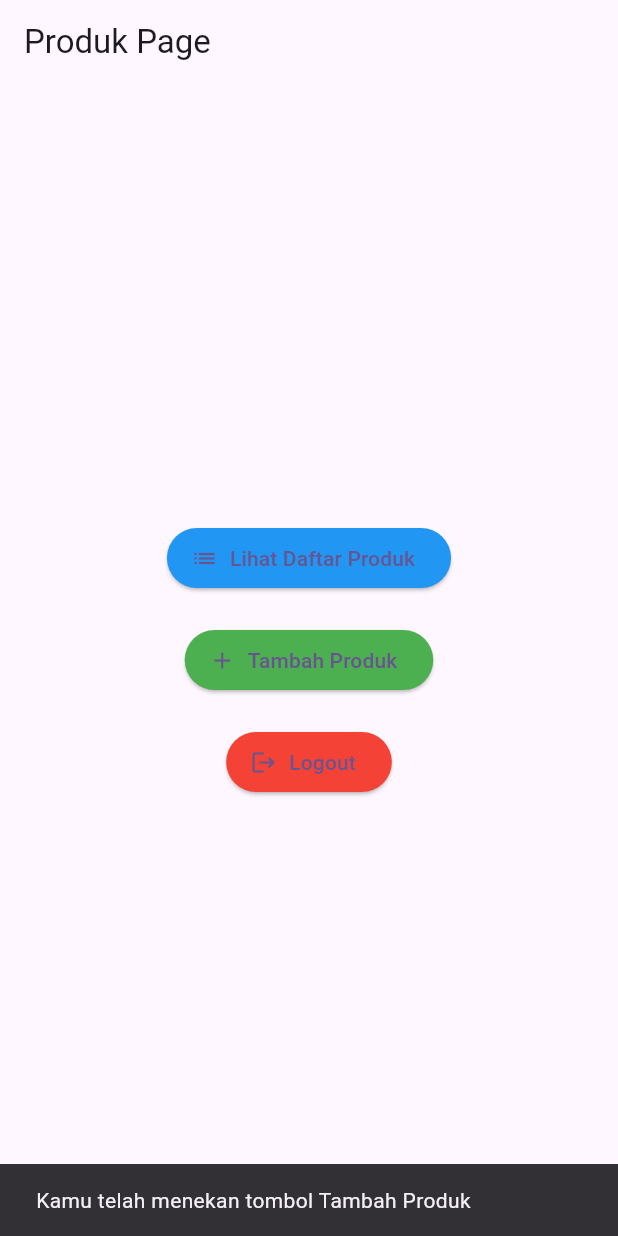
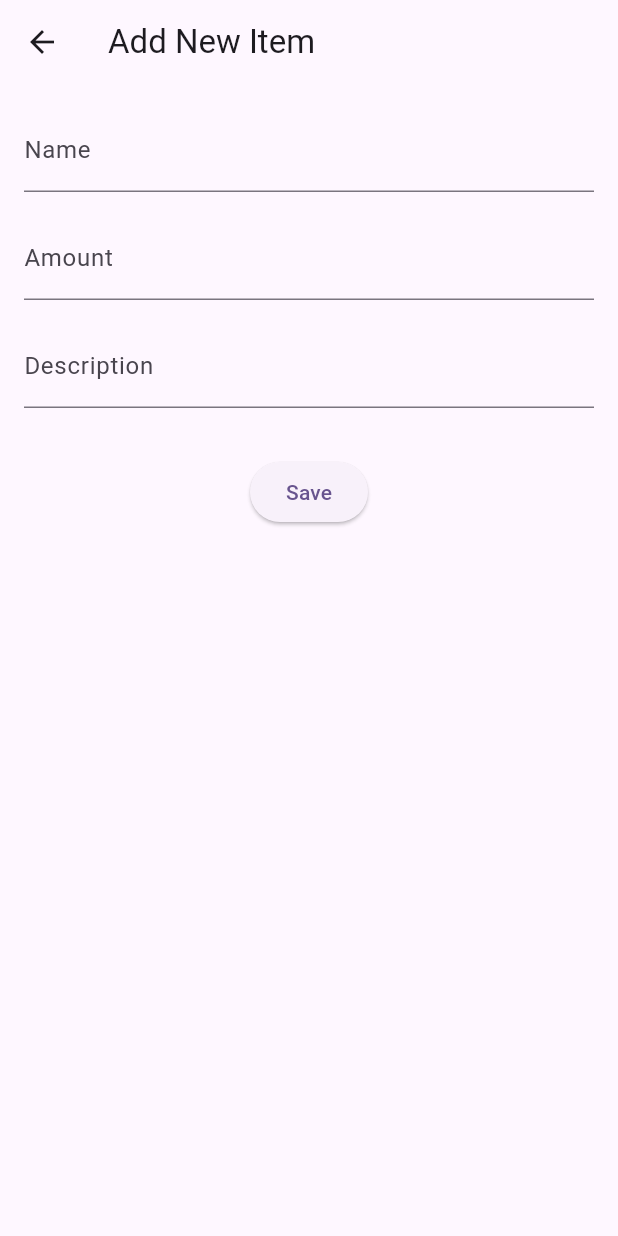
Before and after one commit to PeterP535/uap-shop-mobile, a Flutter app: the screen it shows after launch, after a tap on "Tambah Produk", on a phone screen of 412 x 824 dp. Run offline on Flutter 3.47's test engine with Material 3 defaults, Android fonts, the phone set to English and light mode, and no system bars.

Commit message:
tugas done

```diff
--- /dev/null
+++ b/lib/add_item_form.dart
@@ -0,0 +1,115 @@
+import 'package:flutter/material.dart';
+
+class AddItemForm extends StatefulWidget {
+  const AddItemForm({super.key});
+
+  @override
+  State<AddItemForm> createState() => _AddItemFormState();
+}
+
+class _AddItemFormState extends State<AddItemForm> {
+  final _formKey = GlobalKey<FormState>();
+  final _nameController = TextEditingController();
+  final _amountController = TextEditingController();
+  final _descriptionController = TextEditingController();
+
+  @override
+  void dispose() {
+    _nameController.dispose();
+    _amountController.dispose();
+    _descriptionController.dispose();
+    super.dispose();
+  }
+
+  void _saveItem() {
+    if (_formKey.currentState!.validate()) {
+      showDialog(
+        context: context,
+        builder: (context) => AlertDialog(
+          title: const Text("Item Details"),
+          content: Column(
+            mainAxisSize: MainAxisSize.min,
+            crossAxisAlignment: CrossAxisAlignment.start,
+            children: [
+              Text("Name: ${_nameController.text}"),
+              Text("Amount: ${_amountController.text}"),
+              Text("Description: ${_descriptionController.text}"),
+            ],
+          ),
+          actions: [
+            TextButton(
+              onPressed: () => Navigator.of(context).pop(),
+              child: const Text("OK"),
+            ),
+          ],
+        ),
+      );
+    }
+  }
+
+  @override
+  Widget build(BuildContext context) {
+    return Scaffold(
+      appBar: AppBar(
+        title: const Text("Add New Item"),
+        leading: IconButton(
+          icon: const Icon(Icons.arrow_back),
+          onPressed: () {
+            Navigator.of(context).pop();
+          },
+        ),
+      ),
+      body: Padding(
+        padding: const EdgeInsets.all(16.0),
+        child: Form(
+          key: _formKey,
+          child: Column(
+            children: [
+              TextFormField(
+                controller: _nameController,
+                decoration: const InputDecoration(labelText: "Name"),
+                validator: (value) {
+                  if (value == null || value.isEmpty) {
+                    return "Name cannot be empty";
+                  }
+                  return null;
+                },
+              ),
+              const SizedBox(height: 16),
+              TextFormField(
+                controller: _amountController,
+                decoration: const InputDecoration(labelText: "Amount"),
+                keyboardType: TextInputType.number,
+                validator: (value) {
+                  if (value == null || value.isEmpty) {
+                    return "Amount cannot be empty";
+                  }
+                  if (int.tryParse(value) == null) {
+                    return "Amount must be a number";
+                  }
+                  return null;
+                },
+              ),
+              const SizedBox(height: 16),
+              TextFormField(
+                controller: _descriptionController,
+                decoration: const InputDecoration(labelText: "Description"),
+                validator: (value) {
+                  if (value == null || value.isEmpty) {
+                    return "Description cannot be empty";
+                  }
+                  return null;
+                },
+              ),
+              const SizedBox(height: 32),
+              ElevatedButton(
+                onPressed: _saveItem,
+                child: const Text("Save"),
+              ),
+            ],
+          ),
+        ),
+      ),
+    );
+  }
+}
--- a/lib/menu.dart
+++ b/lib/menu.dart
@@ -1,4 +1,5 @@
 import 'package:flutter/material.dart';
+import 'package:uap_shop/add_item_form.dart';
 
 class MyHomePage extends StatelessWidget {
   const MyHomePage({super.key});
@@ -9,6 +10,36 @@ class MyHomePage extends StatelessWidget {
       appBar: AppBar(
         title: const Text('Produk Page'),
       ),
+      drawer: Drawer(
+        child: ListView(
+          children: [
+            const DrawerHeader(
+              decoration: BoxDecoration(color: Colors.blue),
+              child: Text("Menu Drawer", style: TextStyle(color: Colors.white)),
+            ),
+            ListTile(
+              leading: const Icon(Icons.home),
+              title: const Text("Halaman Utama"),
+              onTap: () {
+                Navigator.of(context).pop(); // Close drawer
+                Navigator.of(context).pushReplacement(
+                  MaterialPageRoute(builder: (context) => const MyHomePage()),
+                );
+              },
+            ),
+            ListTile(
+              leading: const Icon(Icons.add),
+              title: const Text("Tambah Item"),
+              onTap: () {
+                Navigator.of(context).pop(); // Close drawer
+                Navigator.of(context).push(
+                  MaterialPageRoute(builder: (context) => const AddItemForm()),
+                );
+              },
+            ),
+          ],
+        ),
+      ),
       body: Center(
         child: Column(
           mainAxisAlignment: MainAxisAlignment.center,
@@ -16,7 +47,7 @@ class MyHomePage extends StatelessWidget {
             // Tombol Lihat Daftar Produk
             ElevatedButton.icon(
               style: ElevatedButton.styleFrom(
-                backgroundColor: Colors.blue, // Warna tombol
+                backgroundColor: Colors.blue,
               ),
               onPressed: () {
                 ScaffoldMessenger.of(context).showSnackBar(
@@ -28,29 +59,25 @@ class MyHomePage extends StatelessWidget {
               icon: const Icon(Icons.list),
               label: const Text('Lihat Daftar Produk'),
             ),
-            const SizedBox(height: 20), // Spacer
-
+            const SizedBox(height: 20),
             // Tombol Tambah Produk
             ElevatedButton.icon(
               style: ElevatedButton.styleFrom(
-                backgroundColor: Colors.green, // Warna tombol
+                backgroundColor: Colors.green,
               ),
               onPressed: () {
-                ScaffoldMessenger.of(context).showSnackBar(
-                  const SnackBar(
-                    content: Text("Kamu telah menekan tombol Tambah Produk"),
-                  ),
+                Navigator.of(context).push(
+                  MaterialPageRoute(builder: (context) => const AddItemForm()),
                 );
               },
               icon: const Icon(Icons.add),
               label: const Text('Tambah Produk'),
             ),
-            const SizedBox(height: 20), // Spacer
-
+            const SizedBox(height: 20),
             // Tombol Logout
             ElevatedButton.icon(
               style: ElevatedButton.styleFrom(
-                backgroundColor: Colors.red, // Warna tombol
+                backgroundColor: Colors.red,
               ),
               onPressed: () {
                 ScaffoldMessenger.of(context).showSnackBar(
```
Also changed, not shown: lib/main.dart (+2 -17 lines), 1 other file.
